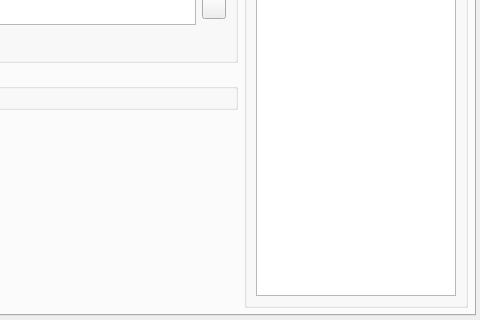
This is coquery/gui/ui/visualizationDesigner.ui in gkunter/coquery as Qt 5 draws it before an edit; both pictures show x 320 to 800 and y 280 to 600 of the 800 by 600 pixel window. The edited form follows.
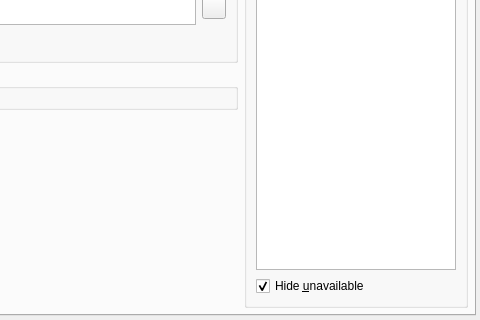
This is the edited form. Custom widgets are drawn as their Qt base class.

Commit message: Add option to hide unavailable types

What changed in the file:
```diff
--- a/coquery/gui/ui/visualizationDesigner.ui
+++ b/coquery/gui/ui/visualizationDesigner.ui
@@ -433,6 +433,16 @@
             </property>
            </widget>
           </item>
+          <item>
+           <widget class="QCheckBox" name="check_only_available">
+            <property name="text">
+             <string>Hide &amp;unavailable</string>
+            </property>
+            <property name="checked">
+             <bool>true</bool>
+            </property>
+           </widget>
+          </item>
          </layout>
         </widget>
        </item>
```
The commit also changes 1 other file.
